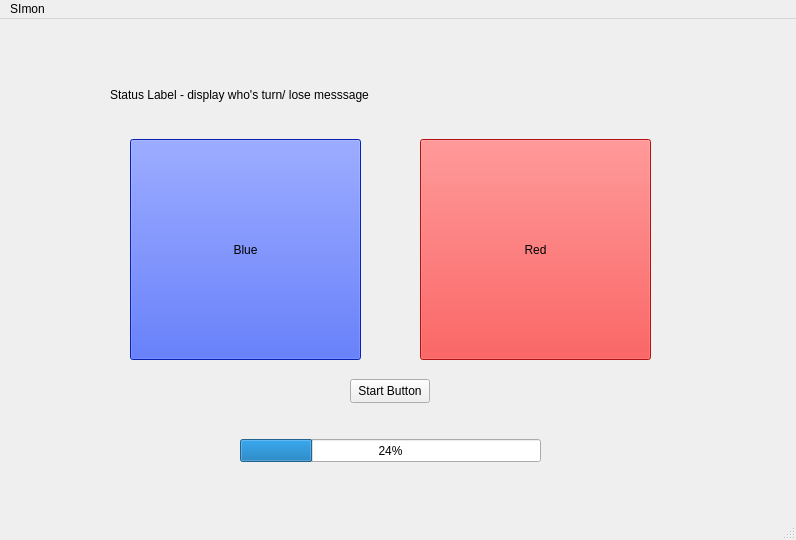
University-of-Utah-CS3505/a6-simon-f24-TheIconoclaster, file mainwindow.ui: the form before one commit.
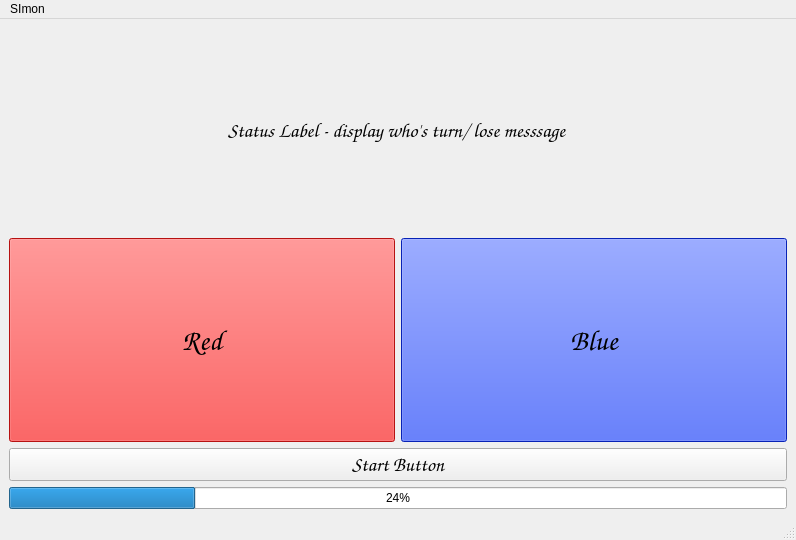
The form after the commit.

Commit message: Set minimum flash time and also organized UI into a layout

```diff
--- a/mainwindow.ui
+++ b/mainwindow.ui
@@ -10,31 +10,66 @@
     <height>540</height>
    </rect>
   </property>
+  <property name="sizePolicy">
+   <sizepolicy hsizetype="Expanding" vsizetype="Expanding">
+    <horstretch>0</horstretch>
+    <verstretch>0</verstretch>
+   </sizepolicy>
+  </property>
   <property name="windowTitle">
    <string>MainWindow</string>
   </property>
   <widget class="QWidget" name="centralwidget">
+   <property name="sizePolicy">
+    <sizepolicy hsizetype="Expanding" vsizetype="Expanding">
+     <horstretch>0</horstretch>
+     <verstretch>0</verstretch>
+    </sizepolicy>
+   </property>
+   <layout class="QVBoxLayout" name="verticalLayout">
+    <item alignment="Qt::AlignmentFlag::AlignHCenter">
    <widget class="QLabel" name="StatusLabel">
-    <property name="geometry">
-     <rect>
-      <x>110</x>
-      <y>40</y>
-      <width>601</width>
-      <height>71</height>
-     </rect>
+      <property name="sizePolicy">
+       <sizepolicy hsizetype="MinimumExpanding" vsizetype="Minimum">
+        <horstretch>0</horstretch>
+        <verstretch>0</verstretch>
+       </sizepolicy>
+      </property>
+      <property name="font">
+       <font>
+        <family>Comic Sans MS</family>
+        <pointsize>15</pointsize>
+        <bold>true</bold>
+        <underline>false</underline>
+        <strikeout>false</strikeout>
+       </font>
     </property>
     <property name="text">
      <string>Status Label - display who's turn/ lose messsage</string>
     </property>
    </widget>
+    </item>
+    <item>
+     <layout class="QHBoxLayout" name="horizontalLayout">
+      <item>
    <widget class="QPushButton" name="RedButton">
-    <property name="geometry">
-     <rect>
-      <x>420</x>
-      <y>120</y>
-      <width>231</width>
-      <height>221</height>
-     </rect>
+        <property name="sizePolicy">
+         <sizepolicy hsizetype="Minimum" vsizetype="Preferred">
+          <horstretch>0</horstretch>
+          <verstretch>0</verstretch>
+         </sizepolicy>
+        </property>
+        <property name="minimumSize">
+         <size>
+          <width>256</width>
+          <height>24</height>
+         </size>
+        </property>
+        <property name="font">
+         <font>
+          <family>Comic Sans MS</family>
+          <pointsize>22</pointsize>
+         </font>
     </property>
     <property name="styleSheet">
      <string notr="true">background-color: rgb(255, 24, 24);</string>
@@ -43,14 +78,20 @@
      <string>Red</string>
     </property>
    </widget>
+      </item>
+      <item>
    <widget class="QPushButton" name="BlueButton">
-    <property name="geometry">
-     <rect>
-      <x>130</x>
-      <y>120</y>
-      <width>231</width>
-      <height>221</height>
-     </rect>
+        <property name="sizePolicy">
+         <sizepolicy hsizetype="Minimum" vsizetype="Preferred">
+          <horstretch>0</horstretch>
+          <verstretch>0</verstretch>
+         </sizepolicy>
+        </property>
+        <property name="font">
+         <font>
+          <family>Comic Sans MS</family>
+          <pointsize>22</pointsize>
+         </font>
     </property>
     <property name="styleSheet">
      <string notr="true">background-color: rgb(11, 48, 255);</string>
@@ -59,32 +100,30 @@
      <string>Blue</string>
     </property>
    </widget>
+      </item>
+     </layout>
+    </item>
+    <item>
    <widget class="QPushButton" name="StartButton">
-    <property name="geometry">
-     <rect>
-      <x>350</x>
-      <y>360</y>
-      <width>80</width>
-      <height>24</height>
-     </rect>
+      <property name="font">
+       <font>
+        <family>Comic Sans MS</family>
+        <pointsize>15</pointsize>
+       </font>
     </property>
     <property name="text">
      <string>Start Button</string>
     </property>
    </widget>
+    </item>
+    <item>
    <widget class="QProgressBar" name="progressBar">
-    <property name="geometry">
-     <rect>
-      <x>240</x>
-      <y>420</y>
-      <width>301</width>
-      <height>23</height>
-     </rect>
-    </property>
     <property name="value">
      <number>24</number>
     </property>
    </widget>
+    </item>
+   </layout>
   </widget>
   <widget class="QStatusBar" name="statusbar"/>
   <widget class="QMenuBar" name="menubar">
```
Left out of the diff: 15 changed lines with no effect on the pictures. Lines whose indentation alone changed are shown as unchanged. The commit also changes 3 other files.
